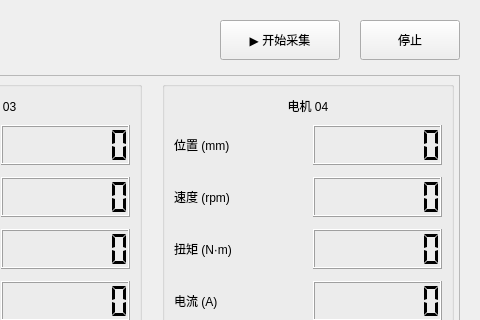
Old version of the form forms/MotorPage.ui in the repository Huier-git/Drill2tool; both pictures show x 800 to 1280 and y 0 to 320 of the 1280 by 850 pixel window.
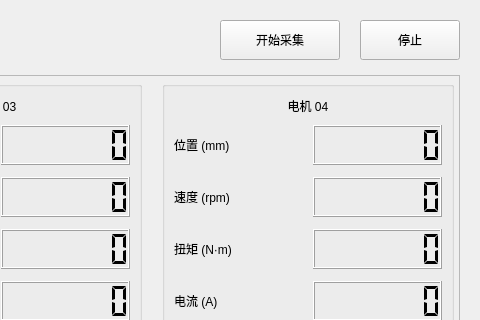
New version of the form.

```diff
--- a/forms/MotorPage.ui
+++ b/forms/MotorPage.ui
@@ -156,7 +156,7 @@
         </size>
        </property>
        <property name="text">
-        <string>▶ 开始采集</string>
+        <string>开始采集</string>
        </property>
        <property name="cursor">
         <cursorShape>PointingHandCursor</cursorShape>
```
